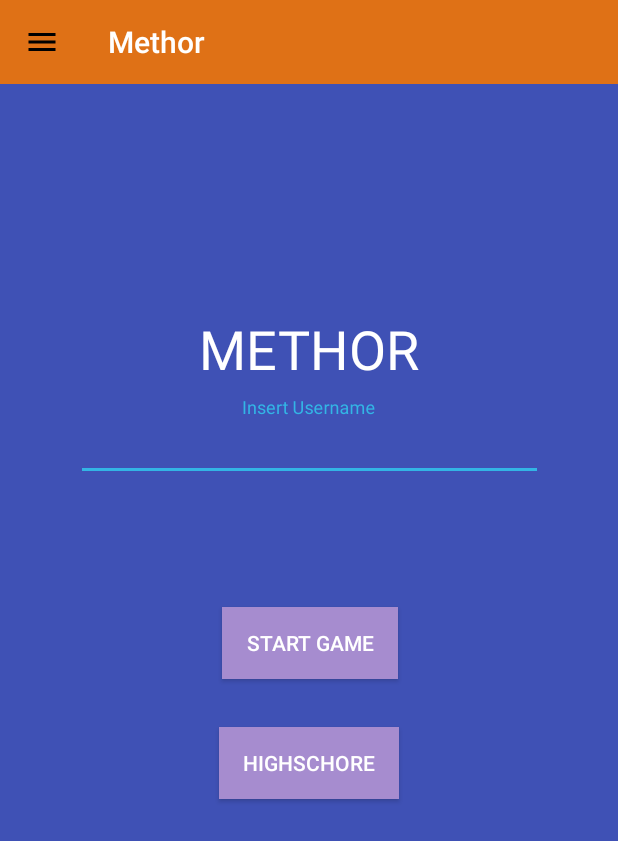
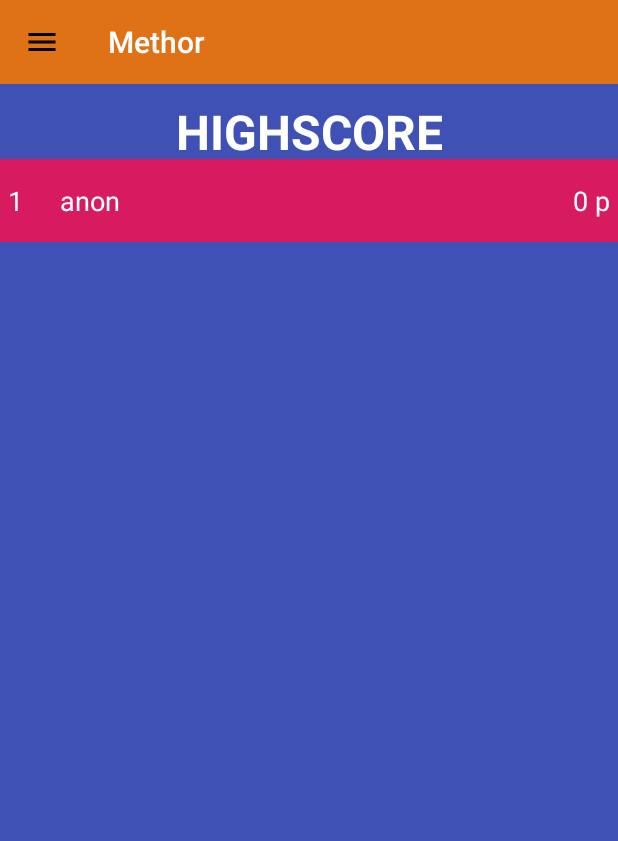
Before and after one commit to lordoscarr/Methor, an Android app: the screen it shows after launch (MainActivity), in the side drawer, after a tap on "Highscore", on a phone screen of 412 x 824 dp. Shown: the top 841 px of the screen. Run offline under Robolectric (Android 15) with nearby library versions, the phone set to English and light mode, and no system bars; our stand-ins replace Room's generated code; Roboto replaces fonts that are not available here.

Commit message:
highscHore and rps+shake+game ui and single round mode

```diff
--- a/app/src/main/AndroidManifest.xml
+++ b/app/src/main/AndroidManifest.xml
@@ -49,8 +49,7 @@
         <meta-data
             android:name="preloaded_fonts"
             android:resource="@array/preloaded_fonts" />
-
-
+        <uses-library android:name="org.apache.http.legacy" android:required="false"/>
     </application>
 
 </manifest>
--- a/app/src/main/java/methor/se/methor/Activities/MainActivity.java
+++ b/app/src/main/java/methor/se/methor/Activities/MainActivity.java
@@ -21,6 +21,7 @@ import android.view.MenuItem;
 import methor.se.methor.Database.Database;
 import methor.se.methor.Database.DatabaseDaos;
 import methor.se.methor.Fragments.GameMenuFragment;
+import methor.se.methor.Fragments.HighscoreFragment;
 import methor.se.methor.Fragments.MapFragment;
 import methor.se.methor.Fragments.ProfileFragment;
 import methor.se.methor.Models.User;
@@ -98,6 +99,7 @@ public class MainActivity extends AppCompatActivity {
                         break;
                     case R.id.nav_highscore:
                         menuItem.setChecked(true);
+                        showHighscore();
                         drawerLayout.closeDrawers();
                         break;
 
@@ -152,8 +154,6 @@ public class MainActivity extends AppCompatActivity {
                 Database.getDatabase(this).userDao().insertUser(user);
             }
         }).start();
-
-
     }
 
     private void updateScore(int score) {
@@ -161,12 +161,22 @@ public class MainActivity extends AppCompatActivity {
 
         new Thread(() -> {
             Database.getDatabase(this).userDao().updateUser(user.getHighscore(), user.getUsername());
+            Log.d("Database size", Database.getDatabase(this).userDao().getAllUsers().size() + " users");
         }).start();
 
 
     }
 
+    public void showHighscore(){
+        fragment = new HighscoreFragment();
+
+        FragmentTransaction ft = getSupportFragmentManager().beginTransaction();
+        ft.replace(R.id.main_container, fragment);
+        ft.commit();
+    }
+
     private void printScore() {
+
         new Thread(() -> {
             Log.d("MainActivity", "printScore: " + Database.getDatabase(this).userDao().getScore(user.getUsername()));
         }).start();
--- a/app/src/main/java/methor/se/methor/Activities/MinigameActivity.java
+++ b/app/src/main/java/methor/se/methor/Activities/MinigameActivity.java
@@ -6,6 +6,7 @@ import android.support.v4.app.FragmentManager;
 import android.support.v4.app.FragmentTransaction;
 import android.support.v7.app.AppCompatActivity;
 import android.os.Bundle;
+import android.util.Log;
 
 import methor.se.methor.Minigames.DiceFragment;
 import methor.se.methor.Minigames.RPSFragment;
@@ -65,6 +66,7 @@ public class MinigameActivity extends AppCompatActivity {
 
     public void setScore(int score) {
         this.score = score;
+        Log.d("set score", score +"");
 
     }
 
@@ -77,6 +79,4 @@ public class MinigameActivity extends AppCompatActivity {
         }
         finish();
     }
-
-
 }
--- /dev/null
+++ b/app/src/main/java/methor/se/methor/Fragments/HighscoreFragment.java
@@ -0,0 +1,92 @@
+package methor.se.methor.Fragments;
+
+
+import android.content.Context;
+import android.os.Bundle;
+import android.support.annotation.NonNull;
+import android.support.annotation.Nullable;
+import android.support.v4.app.Fragment;
+import android.util.Log;
+import android.view.LayoutInflater;
+import android.view.View;
+import android.view.ViewGroup;
+import android.widget.ArrayAdapter;
+import android.widget.ListView;
+import android.widget.TextView;
+import android.widget.Toast;
+
+import java.util.ArrayList;
+import java.util.Collections;
+import java.util.Comparator;
+import java.util.List;
+
+import methor.se.methor.Database.Database;
+import methor.se.methor.Models.User;
+import methor.se.methor.R;
+
+public class HighscoreFragment extends Fragment {
+
+    private ListView highscoreListView;
+
+    public HighscoreFragment() {
+        // Required empty public constructor
+    }
+
+
+    @Override
+    public View onCreateView(LayoutInflater inflater, ViewGroup container,
+                             Bundle savedInstanceState) {
+        View view = inflater.inflate(R.layout.fragment_highscore, container, false);
+        highscoreListView = view.findViewById(R.id.highscoreListView);
+        getHighscores();
+
+        return view;
+    }
+
+    private void getHighscores(){
+        new Thread(() -> {
+            List<User> users = Database.getDatabase(getActivity()).userDao().getAllUsers();
+            Collections.sort(users, (User o1, User o2) -> Integer.compare(o2.getHighscore(), o1.getHighscore()));
+
+
+            if (users.size() < 1){
+                Toast.makeText(getActivity(), "No highscores", Toast.LENGTH_SHORT).show();
+            }
+
+            getActivity().runOnUiThread(() -> {
+                highscoreListView.setAdapter(new HighscoreAdapter(getActivity(), users));
+            });
+        }).start();
+    }
+
+
+    private class HighscoreAdapter extends ArrayAdapter<User>{
+
+        public HighscoreAdapter(@NonNull Context context, @NonNull List objects) {
+            super(context, R.layout.highscore_item, objects);
+        }
+
+        @NonNull
+        @Override
+        public View getView(int position, @Nullable View convertView, @NonNull ViewGroup parent) {
+            User user = getItem(position);
+            if (convertView == null) {
+                convertView = LayoutInflater.from(getContext()).inflate(R.layout.highscore_item, parent, false);
+            }
+
+            TextView rankText = convertView.findViewById(R.id.rankText);
+            TextView usernameText = convertView.findViewById(R.id.usernameText);
+            TextView scoreText = convertView.findViewById(R.id.scoreText);
+
+            rankText.setText("" + (position+1));
+            if (user.getUsername().length() > 0 && user.getUsername() != null){
+                usernameText.setText(user.getUsername());
+            }else{
+                usernameText.setText("anon");
+            }
+            scoreText.setText(user.getHighscore() + " p");
+
+            return convertView;
+        }
+    }
+}
--- a/app/src/main/java/methor/se/methor/Fragments/ProfileFragment.java
+++ b/app/src/main/java/methor/se/methor/Fragments/ProfileFragment.java
@@ -48,6 +48,10 @@ public class ProfileFragment extends Fragment {
         btnStart.setOnClickListener((View v) -> {
             activity.startGame(etUsername.getText().toString());
         });
+
+        btnHighscore.setOnClickListener((View v) -> {
+            activity.showHighscore();
+        });
     }
 
     public void setActivity(MainActivity activity) {
--- a/app/src/main/java/methor/se/methor/Minigames/RPSFragment.java
+++ b/app/src/main/java/methor/se/methor/Minigames/RPSFragment.java
@@ -66,16 +66,16 @@ public class RPSFragment extends Fragment implements SensorEventListener {
         if (shakeCount < 3) {
             tvInstructions.setText("Shake " + (3 - shakeCount) + " more times");
             choiceLayout.setVisibility(View.GONE);
-        } else {
+        } else if (shakeCount == 3){
             RPS.Choice myChoice = (RPS.Choice) myChoiceSpinner.getSelectedItem();
             RPS.GameInfo gameInfo = RPS.simulateGame(myChoice);
 
             Log.d(this.getTag(), gameInfo.toString());
             tvResult.setText(gameInfo.myChoice.getName());
             tvResultAi.setText(gameInfo.opponentChoice.getName());
-            tvInstructions.setText(gameInfo.result.toString());
+            tvInstructions.setText(gameInfo.result.toString() + ", PRESS BACK TO MOVE ON");
             choiceLayout.setVisibility(View.VISIBLE);
-            shakeCount = 0;
+            //shakeCount = 0;
 
             if (gameInfo.result == RPS.Result.WIN)
                 minigameActivity.setScore(20);
--- /dev/null
+++ b/app/src/main/res/layout/fragment_highscore.xml
@@ -0,0 +1,26 @@
+<?xml version="1.0" encoding="utf-8"?>
+<FrameLayout xmlns:android="http://schemas.android.com/apk/res/android"
+    xmlns:tools="http://schemas.android.com/tools"
+    android:layout_width="match_parent"
+    android:layout_height="match_parent"
+    tools:context=".Fragments.HighscoreFragment"
+    android:background="@color/background">
+
+    <TextView
+        android:layout_width="match_parent"
+        android:layout_height="wrap_content"
+        android:text="HIGHSCORE"
+        android:textColor="#FFF"
+        android:textSize="32dp" android:textAlignment="center"
+        android:layout_margin="10dp" android:textStyle="bold"
+        android:height="50dp"/>
+
+    <ListView
+        android:layout_width="match_parent"
+        android:layout_height="wrap_content"
+        android:layout_marginTop="50dp"
+        android:id="@+id/highscoreListView">
+
+    </ListView>
+
+</FrameLayout>
--- a/app/src/main/res/layout/fragment_profile.xml
+++ b/app/src/main/res/layout/fragment_profile.xml
@@ -78,7 +78,7 @@
         android:fontFamily="sans-serif-medium"
         android:paddingLeft="16dp"
         android:paddingRight="16dp"
-        android:text="Highschore"
+        android:text="Highscore"
         android:textColor="@color/white"
         app:layout_constraintBottom_toBottomOf="parent"
         app:layout_constraintEnd_toEndOf="parent"
--- a/app/src/main/res/layout/fragment_shake.xml
+++ b/app/src/main/res/layout/fragment_shake.xml
@@ -5,7 +5,8 @@
     android:layout_width="match_parent"
     android:layout_height="match_parent"
     android:orientation="vertical"
-    tools:context=".Minigames.ShakeFragment">
+    tools:context=".Minigames.ShakeFragment"
+    android:background="@color/colorAccent">
 
     <!-- TODO: Update blank fragment layout -->
 
--- /dev/null
+++ b/app/src/main/res/layout/highscore_item.xml
@@ -0,0 +1,41 @@
+<?xml version="1.0" encoding="utf-8"?>
+<FrameLayout xmlns:android="http://schemas.android.com/apk/res/android"
+    android:layout_width="match_parent"
+    android:layout_height="wrap_content"
+    android:background="@color/colorAccent"
+    android:paddingVertical="10dp">
+
+    <TextView
+        android:layout_width="wrap_content"
+        android:layout_height="wrap_content"
+        android:text="1"
+        android:layout_margin="5dp"
+        android:textColor="#fff"
+        android:textSize="18dp"
+        android:width="20dp"
+        android:id="@+id/rankText"/>
+
+    <TextView
+        android:layout_width="wrap_content"
+        android:layout_height="wrap_content"
+        android:text="LORD"
+        android:layout_marginVertical="5dp"
+        android:layout_marginHorizontal="40dp"
+        android:textSize="18dp"
+        android:textColor="#fff"
+        android:id="@+id/usernameText"
+        />
+
+    <TextView
+        android:layout_width="wrap_content"
+        android:layout_height="wrap_content"
+        android:text="110 p"
+        android:layout_marginVertical="5dp"
+        android:layout_gravity="right"
+        android:layout_marginRight="5dp"
+        android:textSize="18dp"
+        android:textColor="#fff"
+        android:id="@+id/scoreText"
+        />
+
+</FrameLayout>
--- a/build.gradle
+++ b/build.gradle
@@ -7,7 +7,7 @@ buildscript {
         jcenter()
     }
     dependencies {
-        classpath 'com.android.tools.build:gradle:3.2.1'
+        classpath 'com.android.tools.build:gradle:3.3.1'
 
 
         // NOTE: Do not place your application dependencies here; they belong
```
Also changed, not shown: app/src/main/java/methor/se/methor/Minigames/ShakeFragment.java (+4 -10 lines), app/src/main/res/layout/fragment_game_menu.xml (+20 -12 lines), app/src/main/res/layout/fragment_rps.xml (+5 -3 lines), gradle/wrapper/gradle-wrapper.properties.
